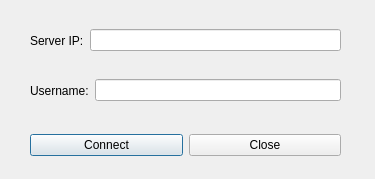
This is GameClient/logwin.ui in LyricZhao/GZTank as Qt 5 draws it before an edit. The edited form follows.
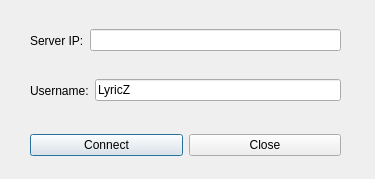
This is the edited form.

Diff of the .ui file:
```diff
--- a/GameClient/logwin.ui
+++ b/GameClient/logwin.ui
@@ -53,7 +53,11 @@
      </widget>
     </item>
     <item>
-     <widget class="QLineEdit" name="USR_INPUT"/>
+     <widget class="QLineEdit" name="USR_INPUT">
+      <property name="text">
+       <string>LyricZ</string>
+      </property>
+     </widget>
     </item>
    </layout>
   </widget>
```
